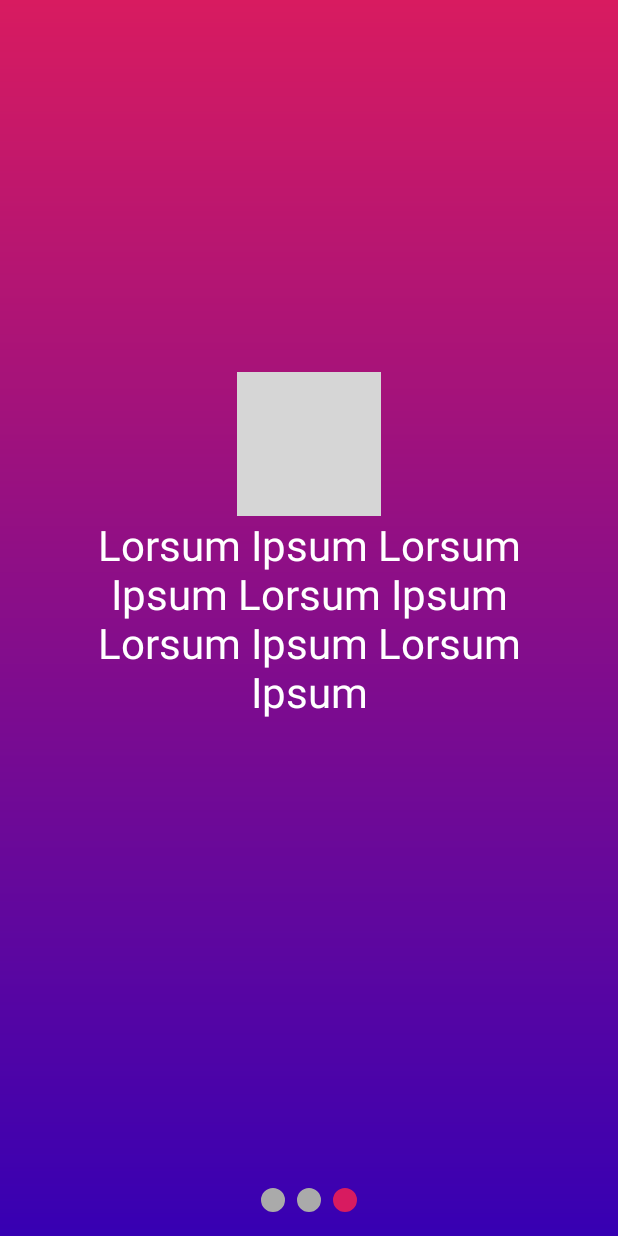
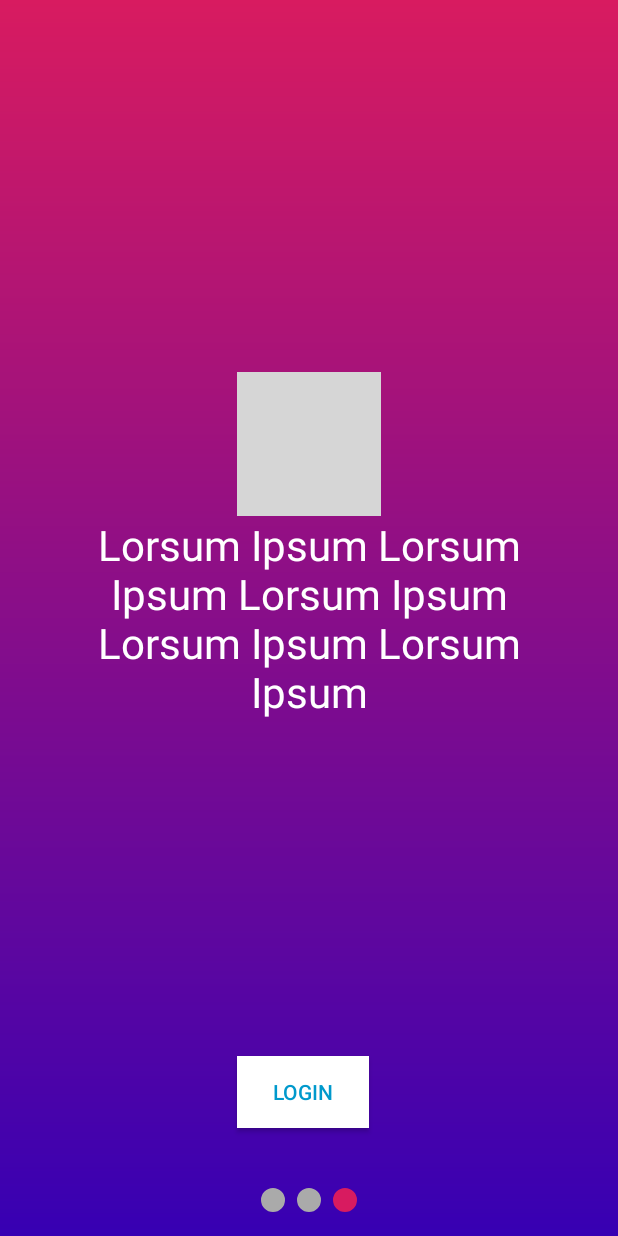
Before and after one commit to dewa1993/NewsFeedApp, an Android app: the screen it shows after launch (MainActivity), item 3 of the bottom bar chosen, on a phone screen of 412 x 824 dp. Run offline under Robolectric (Android 15) with nearby library versions, the phone set to English and light mode, and no system bars; our stand-ins replace Dagger/Hilt's generated code, data binding; pictures from the network do not load; grey boxes are pictures that could not be loaded.

Commit message:
added login button to last fragment in view pager

```diff
--- a/app/src/main/java/com/upadhyay/newsfeedapplication/model/IntroContent.java
+++ b/app/src/main/java/com/upadhyay/newsfeedapplication/model/IntroContent.java
@@ -2,12 +2,22 @@ package com.upadhyay.newsfeedapplication.model;
 
 public class IntroContent {
 
+    private int id;
     private String description;
     private String imagePath;
 
-    public IntroContent(String description, String imagePath) {
+    public IntroContent(int id, String description, String imagePath) {
+        this.id = id;
         this.description = description;
         this.imagePath = imagePath;
+    }
+
+    public int getId() {
+        return id;
+    }
+
+    public void setId(int id) {
+        this.id = id;
     }
 
     public String getDescription() {
--- a/app/src/main/java/com/upadhyay/newsfeedapplication/ui/introduction/fragmnet/PageFragment.java
+++ b/app/src/main/java/com/upadhyay/newsfeedapplication/ui/introduction/fragmnet/PageFragment.java
@@ -16,6 +16,7 @@ import com.upadhyay.newsfeedapplication.viewmodel.introduction.IntroductionViewM
 public class PageFragment extends AbstractBaseMainFragment<IntroductionContract, IntroductionViewModel, FragmentPageBinding> {
 
     private IntroContent introContent;
+    private final int LAST_PAGE = 3;
 
     public static Fragment getInstance(IntroContent introContent) {
         PageFragment pageFragment = new PageFragment();
@@ -41,5 +42,10 @@ public class PageFragment extends AbstractBaseMainFragment<IntroductionContract,
                 into(getBinding().ivBackground);
         getBinding().tvDescription.setText(introContent.getDescription());
 
+        if(introContent.getId() == LAST_PAGE)
+            getBinding().btnLogin.setVisibility(View.VISIBLE);
+
     }
+
+
 }
--- a/app/src/main/java/com/upadhyay/newsfeedapplication/utils/IntroContentProviderUtils.java
+++ b/app/src/main/java/com/upadhyay/newsfeedapplication/utils/IntroContentProviderUtils.java
@@ -7,12 +7,15 @@ import java.util.List;
 
 public class IntroContentProviderUtils {
 
+    private IntroContentProviderUtils(){
+
+    }
 
     public static List<IntroContent> getStaticIntroContentList(){
         List<IntroContent> introContents = new ArrayList<>();
-        IntroContent page1 = new IntroContent("Lorsum Ipsum Lorsum Ipsum Lorsum Ipsum Lorsum Ipsum Lorsum Ipsum", "https://png.icons8.com/color/facebook/96");
-        IntroContent page2 = new IntroContent("Lorsum Ipsum Lorsum Ipsum Lorsum Ipsum Lorsum Ipsum Lorsum Ipsum", "https://png.icons8.com/color/gmail/96");
-        IntroContent page3 = new IntroContent("Lorsum Ipsum Lorsum Ipsum Lorsum Ipsum Lorsum Ipsum Lorsum Ipsum", "https://png.icons8.com/color/instagram/96");
+        IntroContent page1 = new IntroContent(1,"Lorsum Ipsum Lorsum Ipsum Lorsum Ipsum Lorsum Ipsum Lorsum Ipsum", "https://png.icons8.com/color/facebook/96");
+        IntroContent page2 = new IntroContent(2,"Lorsum Ipsum Lorsum Ipsum Lorsum Ipsum Lorsum Ipsum Lorsum Ipsum", "https://png.icons8.com/color/gmail/96");
+        IntroContent page3 = new IntroContent(3, "Lorsum Ipsum Lorsum Ipsum Lorsum Ipsum Lorsum Ipsum Lorsum Ipsum", "https://png.icons8.com/color/instagram/96");
         introContents.add(page1);
         introContents.add(page2);
         introContents.add(page3);
--- a/app/src/main/res/layout/fragment_page.xml
+++ b/app/src/main/res/layout/fragment_page.xml
@@ -33,5 +33,20 @@
             app:layout_constraintTop_toTopOf="parent"
             tools:text="hello!!" />
 
+        <Button
+            android:id="@+id/btn_login"
+            android:layout_width="wrap_content"
+            android:layout_height="wrap_content"
+            android:layout_marginStart="8dp"
+            android:layout_marginEnd="16dp"
+            android:layout_marginBottom="72dp"
+            android:background="@android:color/white"
+            android:text="@string/login_button"
+            android:textColor="@android:color/holo_blue_dark"
+            android:visibility="gone"
+            app:layout_constraintBottom_toBottomOf="parent"
+            app:layout_constraintEnd_toEndOf="parent"
+            app:layout_constraintStart_toStartOf="parent" />
+
     </android.support.constraint.ConstraintLayout>
 </layout>
--- a/app/src/main/res/values/strings.xml
+++ b/app/src/main/res/values/strings.xml
@@ -1,3 +1,4 @@
 <resources>
     <string name="app_name">NewsFeedApplication</string>
+    <string name="login_button">Login</string>
 </resources>
```
